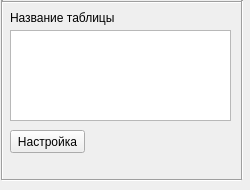
This is MainForm/TableForm.ui in Hronbox/CASE_SWDEP as Qt 5 draws it before an edit. The edited form follows.
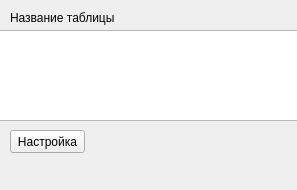
This is the edited form.

What changed in the file:
```diff
--- a/MainForm/TableForm.ui
+++ b/MainForm/TableForm.ui
@@ -9,7 +9,7 @@
    <rect>
     <x>0</x>
     <y>0</y>
-    <width>250</width>
+    <width>297</width>
     <height>190</height>
    </rect>
   </property>
@@ -22,9 +22,9 @@
   <widget class="QTableView" name="tableViewWidget">
    <property name="geometry">
     <rect>
-     <x>10</x>
+     <x>-1</x>
      <y>30</y>
-     <width>221</width>
+     <width>301</width>
      <height>91</height>
     </rect>
    </property>
@@ -55,58 +55,6 @@
     <string>Настройка</string>
    </property>
   </widget>
-  <widget class="Line" name="line">
-   <property name="geometry">
-    <rect>
-     <x>2</x>
-     <y>178</y>
-     <width>240</width>
-     <height>5</height>
-    </rect>
-   </property>
-   <property name="orientation">
-    <enum>Qt::Horizontal</enum>
-   </property>
-  </widget>
-  <widget class="Line" name="line_2">
-   <property name="geometry">
-    <rect>
-     <x>0</x>
-     <y>0</y>
-     <width>5</width>
-     <height>180</height>
-    </rect>
-   </property>
-   <property name="orientation">
-    <enum>Qt::Vertical</enum>
-   </property>
-  </widget>
-  <widget class="Line" name="line_3">
-   <property name="geometry">
-    <rect>
-     <x>240</x>
-     <y>0</y>
-     <width>5</width>
-     <height>180</height>
-    </rect>
-   </property>
-   <property name="orientation">
-    <enum>Qt::Vertical</enum>
-   </property>
-  </widget>
-  <widget class="Line" name="line_4">
-   <property name="geometry">
-    <rect>
-     <x>2</x>
-     <y>0</y>
-     <width>240</width>
-     <height>5</height>
-    </rect>
-   </property>
-   <property name="orientation">
-    <enum>Qt::Horizontal</enum>
-   </property>
-  </widget>
  </widget>
  <resources/>
  <connections/>
```
Left out of the diff: 2 changed lines with no effect on the pictures.
